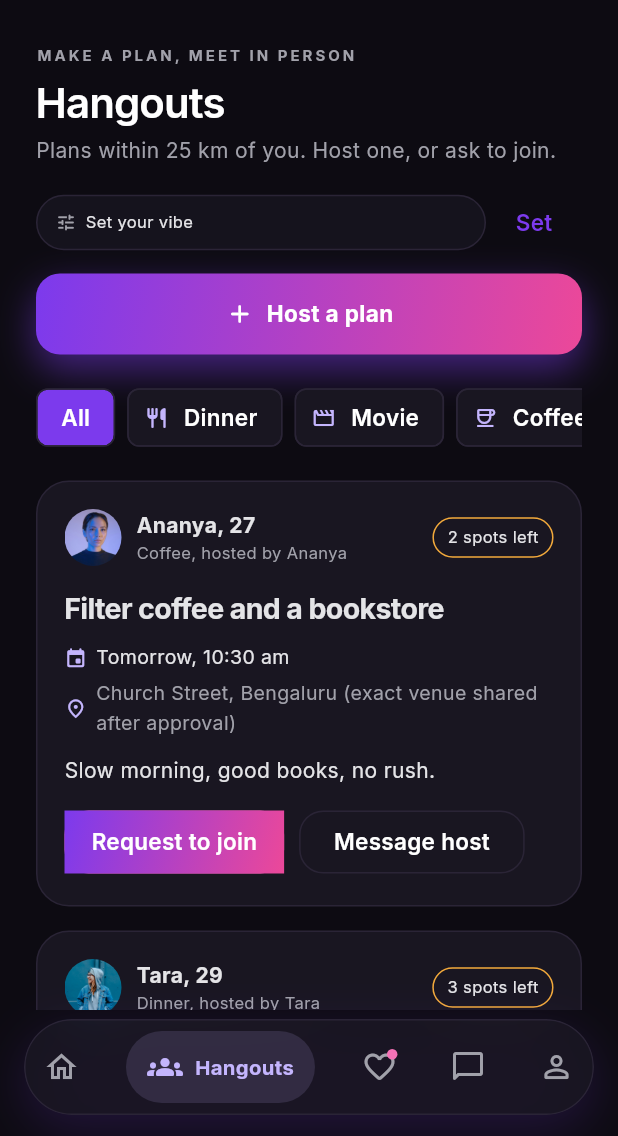
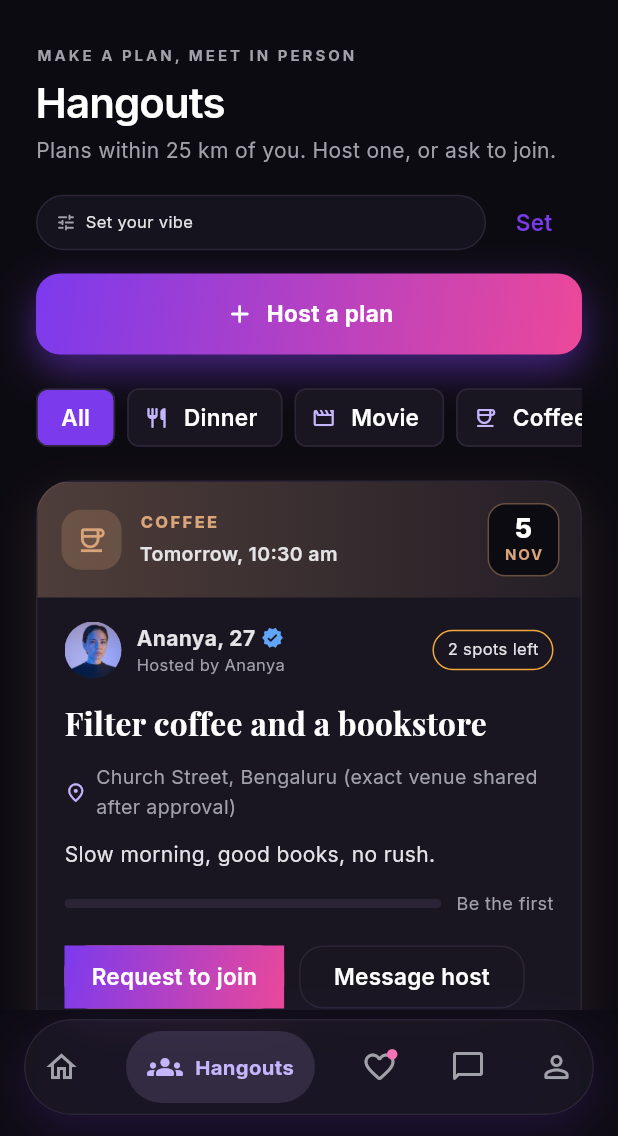
Before and after one commit to Bushra3010/DatingApp, a Flutter app: the EverlaneShell screen opened directly with empty values, item 2 of the bottom bar chosen, on a phone screen of 412 x 824 dp, the part 100-1236 px from its top. Run offline on Flutter 3.47's test engine with Material 3 defaults, Android fonts, the phone set to English and light mode, and no system bars; our stand-ins replace audioplayers, camera, flutter_map, geolocator, google_fonts, image_picker and 2 more; missing offline and left inert: record; accounts and stored records are empty; network calls fail.

Commit message:
Swipe transitions on Like/Pass, drop the profile status pill, refresh Hangout cards
- Like and Pass buttons now send the card off right/left like a swipe,
  with the LIKE/PASS stamp, and the next card eases in
- Remove the "Draft, not posted" / "Live in the preview" pill from the profile
- Hangout cards get a colour band per kind with a date tile, a verified tick
  beside the host and a bar showing how full the plan is

Co-Authored-By: Claude Opus 5.5 <noreply@anthropic.com>

```diff
--- a/mobile/lib/hangouts.dart
+++ b/mobile/lib/hangouts.dart
@@ -345,16 +345,68 @@ class _HangoutCard extends StatelessWidget {
       if (h.distanceKm != null && !h.mine)
         h.distanceKm! <= 5 ? 'Nearby' : '${h.distanceKm} km away',
     ].where((s) => s.isNotEmpty).join(' · ');
+    final accent = _kindColor(h.kind);
+    final taken = (h.spots - h.spotsLeft).clamp(0, h.spots);
     return Container(
-        padding: const EdgeInsets.all(18),
+        clipBehavior: Clip.antiAlias,
         decoration: BoxDecoration(
             color: EverlaneColors.card,
-            borderRadius: BorderRadius.circular(22),
+            borderRadius: BorderRadius.circular(24),
             border: Border.all(
                 color: h.mine
                     ? EverlaneColors.deep.withValues(alpha: .6)
-                    : EverlaneColors.line)),
+                    : EverlaneColors.line),
+            boxShadow: [
+              BoxShadow(
+                  color: accent.withValues(alpha: .12),
+                  blurRadius: 24,
+                  offset: const Offset(0, 10))
+            ]),
         child: Column(crossAxisAlignment: CrossAxisAlignment.start, children: [
+          // The plan's kind and date, in its own colour.
+          Container(
+              padding: const EdgeInsets.fromLTRB(16, 14, 14, 14),
+              decoration: BoxDecoration(
+                  gradient: LinearGradient(colors: [
+                accent.withValues(alpha: .28),
+                accent.withValues(alpha: .06),
+              ])),
+              child: Row(children: [
+                Container(
+                    width: 40,
+                    height: 40,
+                    decoration: BoxDecoration(
+                        color: accent.withValues(alpha: .22),
+                        borderRadius: BorderRadius.circular(13)),
+                    child: Icon(h.kind.icon, color: accent, size: 21)),
+                const SizedBox(width: 12),
+                Expanded(
+                    child: Column(
+                        crossAxisAlignment: CrossAxisAlignment.start,
+                        children: [
+                      Text(
+                          h.official
+                              ? '${h.kind.label.toUpperCase()} · EVERLANE EVENT'
+                              : h.kind.label.toUpperCase(),
+                          style: TextStyle(
+                              fontSize: 11,
+                              letterSpacing: 1.6,
+                              fontWeight: FontWeight.w800,
+                              color: accent)),
+                      const SizedBox(height: 3),
+                      Text(h.when,
+                          maxLines: 1,
+                          overflow: TextOverflow.ellipsis,
+                          style: const TextStyle(
+                              fontSize: 13, fontWeight: FontWeight.w600)),
+                    ])),
+                _DateBlock(date: h.startsAt, color: accent),
+              ])),
+          Padding(
+              padding: const EdgeInsets.fromLTRB(18, 16, 18, 18),
+              child: Column(
+                  crossAxisAlignment: CrossAxisAlignment.start,
+                  children: [
           Row(children: [
             host == null
                 ? Container(
@@ -379,14 +431,26 @@ class _HangoutCard extends StatelessWidget {
                 child: Column(
                     crossAxisAlignment: CrossAxisAlignment.start,
                     children: [
-                  Text(host == null
-                      ? 'You'
-                      : host.age > 0 ? '${host.name}, ${host.age}' : host.name,
-                      style: const TextStyle(fontWeight: FontWeight.w700)),
+                  Row(children: [
+                    Flexible(
+                        child: Text(
+                            host == null
+                                ? 'You'
+                                : host.age > 0
+                                    ? '${host.name}, ${host.age}'
+                                    : host.name,
+                            overflow: TextOverflow.ellipsis,
+                            style: const TextStyle(fontWeight: FontWeight.w700))),
+                    if (host?.verified ?? false) ...[
+                      const SizedBox(width: 4),
+                      const Icon(Icons.verified_rounded,
+                          size: 15, color: Color(0xFF60A5FA)),
+                    ],
+                  ]),
                   Text(
                       h.official
-                          ? '${h.kind.label} · Everlane event, hosted by the team'
-                          : '${h.kind.label}, hosted by $hostName',
+                          ? 'Hosted by the Everlane team'
+                          : 'Hosted by $hostName',
                       style: TextStyle(
                           fontSize: 11,
                           color: h.official
@@ -399,21 +463,13 @@ class _HangoutCard extends StatelessWidget {
                     : h.spotsLeft == 1
                         ? '1 spot left'
                         : '${h.spotsLeft} spots left',
-                EverlaneColors.star),
+                h.spotsLeft == 0 ? EverlaneColors.pass : EverlaneColors.star),
           ]),
           const SizedBox(height: 14),
           Text(h.title,
-              style: const TextStyle(
-                  fontSize: 19,
-                  fontWeight: FontWeight.w700,
-                  letterSpacing: -.4)),
-          const SizedBox(height: 8),
-          Row(children: [
-            Icon(Icons.event_rounded, size: 15, color: EverlaneColors.lavender),
-            const SizedBox(width: 6),
-            Text(h.when, style: const TextStyle(fontSize: 13)),
-          ]),
-          const SizedBox(height: 4),
+              style: EverlaneFonts.playfair(
+                  size: 21, weight: FontWeight.w700, color: EverlaneColors.plum)),
+          const SizedBox(height: 10),
           Row(children: [
             Icon(Icons.place_outlined, size: 15, color: EverlaneColors.lavender),
             const SizedBox(width: 6),
@@ -434,6 +490,21 @@ class _HangoutCard extends StatelessWidget {
                 style: TextStyle(fontSize: 13, color: EverlaneColors.muted)),
           ],
           const SizedBox(height: 14),
+          // How full the plan is.
+          Row(children: [
+            Expanded(
+                child: ClipRRect(
+                    borderRadius: BorderRadius.circular(4),
+                    child: LinearProgressIndicator(
+                        value: h.spots == 0 ? 0 : taken / h.spots,
+                        minHeight: 6,
+                        backgroundColor: EverlaneColors.line,
+                        color: accent))),
+            const SizedBox(width: 10),
+            Text(taken == 0 ? 'Be the first' : '$taken of ${h.spots} going',
+                style: TextStyle(fontSize: 12, color: EverlaneColors.muted)),
+          ]),
+          const SizedBox(height: 16),
           if (h.mine) ...[
             if (requests.isEmpty)
               Text(
@@ -535,8 +606,51 @@ class _HangoutCard extends StatelessWidget {
                             borderRadius: BorderRadius.circular(16))),
                     child: const Text('Message host')),
             ]),
+                  ])),
         ]));
   }
+}
+
+/// A colour per kind of plan, used for the card's band and progress bar.
+Color _kindColor(HangoutKind kind) => switch (kind) {
+      HangoutKind.dinner => EverlaneColors.star,
+      HangoutKind.movie => EverlaneColors.lavender,
+      HangoutKind.coffee => const Color(0xFFD9A47A),
+      HangoutKind.drinks => EverlaneColors.like,
+      HangoutKind.outdoors => EverlaneColors.boost,
+    };
+
+/// A small calendar tile: day of the month over the short month name.
+class _DateBlock extends StatelessWidget {
+  const _DateBlock({required this.date, required this.color});
+  final DateTime date;
+  final Color color;
+  static const _months = [
+    'JAN', 'FEB', 'MAR', 'APR', 'MAY', 'JUN',
+    'JUL', 'AUG', 'SEP', 'OCT', 'NOV', 'DEC',
+  ];
+  @override
+  Widget build(BuildContext context) => Container(
+      width: 48,
+      padding: const EdgeInsets.symmetric(vertical: 6),
+      decoration: BoxDecoration(
+          color: EverlaneColors.paper,
+          borderRadius: BorderRadius.circular(12),
+          border: Border.all(color: color.withValues(alpha: .45))),
+      child: Column(mainAxisSize: MainAxisSize.min, children: [
+        Text('${date.day}',
+            style: TextStyle(
+                fontSize: 18,
+                height: 1.1,
+                fontWeight: FontWeight.w800,
+                color: EverlaneColors.plum)),
+        Text(_months[date.month - 1],
+            style: TextStyle(
+                fontSize: 10,
+                letterSpacing: 1.2,
+                fontWeight: FontWeight.w700,
+                color: color)),
+      ]));
 }
 
 Future<void> hostPlan(BuildContext context, PreviewStore store) =>
```
Also changed, not shown: mobile/lib/screens.dart (+66 -33 lines).
